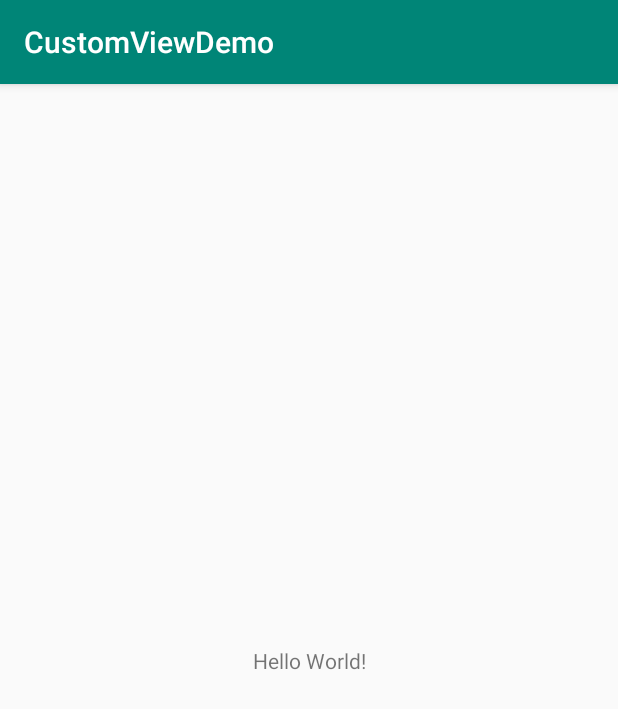
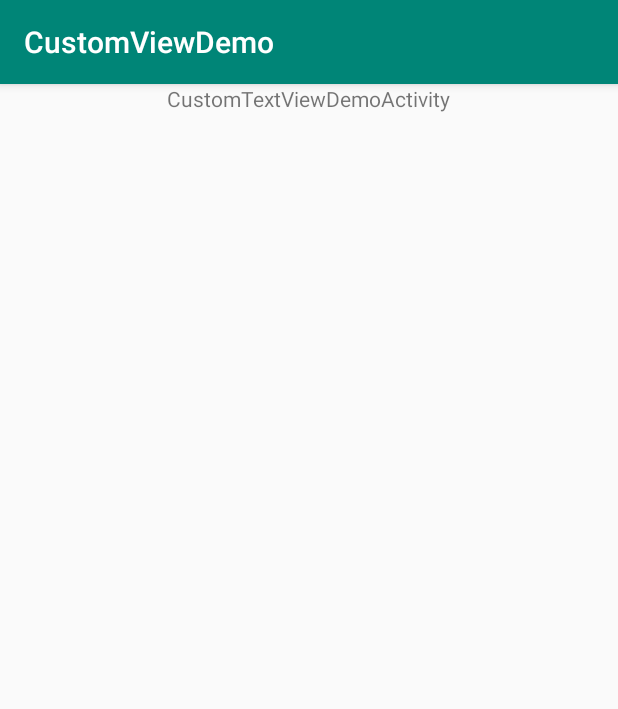
Before and after one commit to luckyzhangx/AndroidPlayGround, an Android app: the screen it shows after launch (CustomViewDemoActivity), on a phone screen of 412 x 824 dp. Shown: the top 709 px of the screen. Run offline under Robolectric (Android 15) with nearby library versions, the phone set to English and light mode, and no system bars.

Commit message:
[feature] test custom android spans

```diff
--- a/CustomViewDemo/build.gradle
+++ b/CustomViewDemo/build.gradle
@@ -1,4 +1,6 @@
 apply plugin: 'com.android.application'
+apply plugin: 'kotlin-android'
+apply plugin: 'kotlin-android-extensions'
 
 rootProject.injectAndroidDep(project)
 
@@ -27,4 +29,5 @@ android {
 
 dependencies {
     implementation project(':CustomViewLib')
+    implementation 'com.android.support.constraint:constraint-layout:1.1.3'
 }
--- a/CustomViewDemo/src/main/AndroidManifest.xml
+++ b/CustomViewDemo/src/main/AndroidManifest.xml
@@ -16,6 +16,7 @@
                 <category android:name="android.intent.category.LAUNCHER" />
             </intent-filter>
         </activity>
+        <activity android:name=".textview.CustomTextViewDemoActivity"></activity>
     </application>
 
 </manifest>
--- a/CustomViewDemo/src/main/java/com/luckyzhangx/customviewdemo/CustomViewDemoActivity.kt
+++ b/CustomViewDemo/src/main/java/com/luckyzhangx/customviewdemo/CustomViewDemoActivity.kt
@@ -1,12 +1,19 @@
 package com.luckyzhangx.customviewdemo
 
+import android.content.Intent
 import android.support.v7.app.AppCompatActivity
 import android.os.Bundle
+import com.luckyzhangx.customviewdemo.textview.CustomTextViewDemoActivity
+import kotlinx.android.synthetic.main.activity_custom_view_demo.*
 
 class CustomViewDemoActivity : AppCompatActivity() {
 
     override fun onCreate(savedInstanceState: Bundle?) {
         super.onCreate(savedInstanceState)
         setContentView(R.layout.activity_custom_view_demo)
+
+        CustomTextViewDemo.setOnClickListener {
+            startActivity(Intent(this@CustomViewDemoActivity, CustomTextViewDemoActivity::class.java))
+        }
     }
 }
--- a/CustomViewDemo/src/main/res/layout/activity_custom_view_demo.xml
+++ b/CustomViewDemo/src/main/res/layout/activity_custom_view_demo.xml
@@ -1,18 +1,14 @@
 <?xml version="1.0" encoding="utf-8"?>
-<android.support.constraint.ConstraintLayout xmlns:android="http://schemas.android.com/apk/res/android"
-    xmlns:app="http://schemas.android.com/apk/res-auto"
+<LinearLayout xmlns:android="http://schemas.android.com/apk/res/android"
     xmlns:tools="http://schemas.android.com/tools"
     android:layout_width="match_parent"
     android:layout_height="match_parent"
+    android:gravity="center_horizontal"
     tools:context=".CustomViewDemoActivity">
 
     <TextView
         android:layout_width="wrap_content"
         android:layout_height="wrap_content"
-        android:text="Hello World!"
-        app:layout_constraintBottom_toBottomOf="parent"
-        app:layout_constraintLeft_toLeftOf="parent"
-        app:layout_constraintRight_toRightOf="parent"
-        app:layout_constraintTop_toTopOf="parent" />
-
-</android.support.constraint.ConstraintLayout>
+        android:id="@+id/CustomTextViewDemo"
+        android:text="CustomTextViewDemoActivity" />
+</LinearLayout>
--- a/gradle.properties
+++ b/gradle.properties
@@ -15,7 +15,7 @@ VERSION_CODE=1
 VERSION_NAME=1.0
 ANDROID_GRADLE_PLUGIN_VERSION=3.1.4
 KOTLIN_VERSION=1.3.11
-COMPILE_SDK_VERSION=27
+COMPILE_SDK_VERSION=28
 MIN_SDK_VERSION=21
-TARGET_SDK_VERSION=27
-APP_COMPAT_VERSION=27.1.1
+TARGET_SDK_VERSION=28
+APP_COMPAT_VERSION=28.0.0
```
Also changed, not shown: CustomViewDemo/src/main/java/com/luckyzhangx/customviewdemo/textview/CustomTextViewDemoActivity.kt (added, +44 -0 lines), CustomViewDemo/src/main/res/layout/activity_custom_text_view_demo.xml (added, +28 -0 lines), CustomViewLib/src/main/java/com/luckyzhangx/customviewlib/textview/span/BaseLineOffsetSpan.kt (added, +15 -0 lines), CustomViewLib/src/main/java/com/luckyzhangx/customviewlib/textview/span/CustomReplacementSpan.kt (added, +24 -0 lines), CustomViewLib/src/main/java/com/luckyzhangx/customviewlib/textview/span/TopAlignRelativeSizeSpan.kt (added, +20 -0 lines), CustomViewLib/src/main/res/font/din_bold.otf (added), CustomViewLib/src/main/res/font/din_light.otf (added), CustomViewLib/src/main/res/font/din_medium.otf (added), 3 other files.
